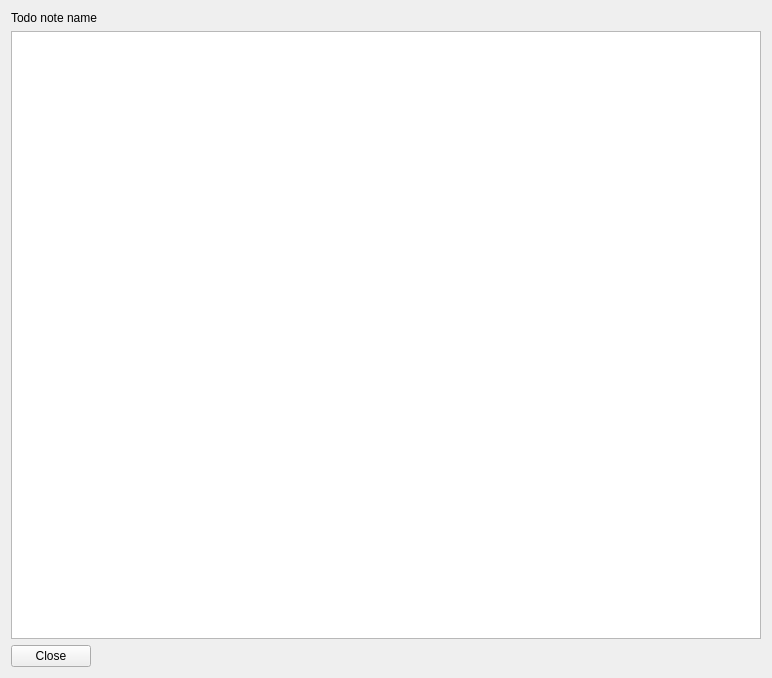
The window that Notessa/todo_notes/ui/show_todo_note_widget.ui (Eixini/Notessa) describes before a commit, drawn with Qt 5.
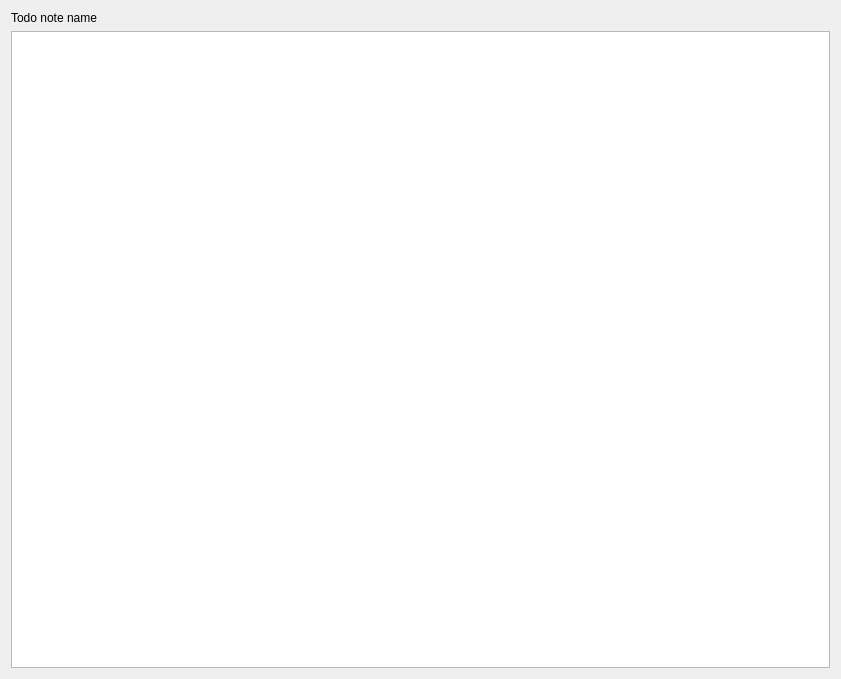
The same window after the commit. Icons and pictures are not drawn.

Patch:
```diff
--- a/Notessa/todo_notes/ui/show_todo_note_widget.ui
+++ b/Notessa/todo_notes/ui/show_todo_note_widget.ui
@@ -1,13 +1,13 @@
 <?xml version="1.0" encoding="UTF-8"?>
 <ui version="4.0">
  <class>ShowTodoNoteWidget</class>
- <widget class="QWidget" name="ShowTodoNoteWidget">
+ <widget class="QDialog" name="ShowTodoNoteWidget">
   <property name="geometry">
    <rect>
     <x>0</x>
     <y>0</y>
-    <width>772</width>
-    <height>678</height>
+    <width>841</width>
+    <height>679</height>
    </rect>
   </property>
   <property name="windowTitle">
@@ -24,40 +24,6 @@
    <item>
     <widget class="QListView" name="todo_items_list_view"/>
    </item>
-   <item>
-    <layout class="QHBoxLayout" name="buttons_panel_horizontal_layout">
-     <item>
-      <widget class="QPushButton" name="close_button">
-       <property name="text">
-        <string>Close</string>
-       </property>
-       <property name="icon">
-        <iconset resource="../../resource/icons.qrc">
-         <normaloff>:/icons/back.png</normaloff>:/icons/back.png</iconset>
-       </property>
-       <property name="iconSize">
-        <size>
-         <width>32</width>
-         <height>32</height>
-        </size>
-       </property>
-      </widget>
-     </item>
-     <item>
-      <spacer name="horizontalSpacer">
-       <property name="orientation">
-        <enum>Qt::Horizontal</enum>
-       </property>
-       <property name="sizeHint" stdset="0">
-        <size>
-         <width>40</width>
-         <height>20</height>
-        </size>
-       </property>
-      </spacer>
-     </item>
-    </layout>
-   </item>
   </layout>
  </widget>
  <resources>
```
Left out of the diff: 6 changed lines with no effect on the pictures.
